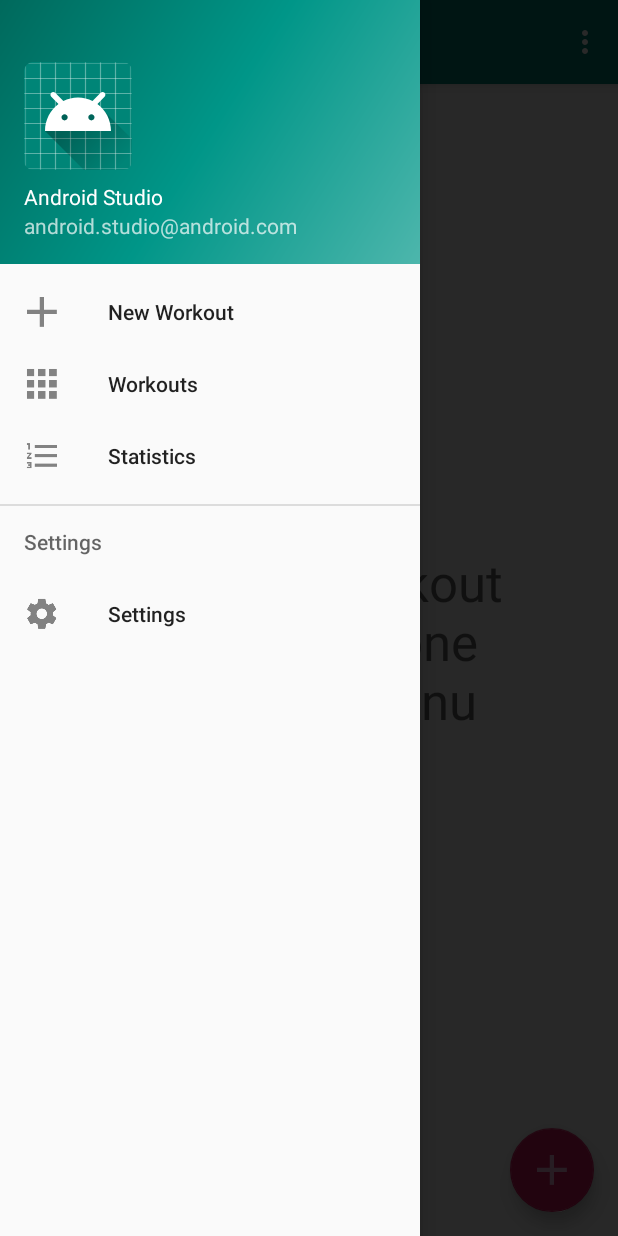
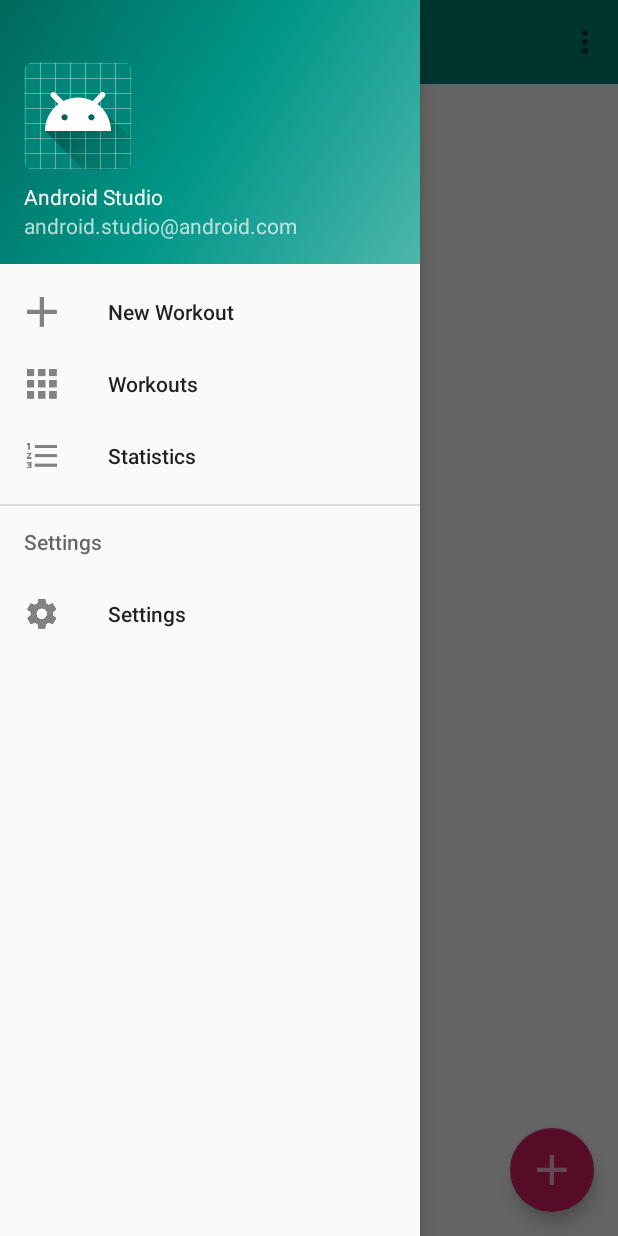
Before and after one commit to Dalyer/Amelioration, an Android app: the screen it shows after launch (NavigationActivity), with the side drawer open, on a phone screen of 412 x 824 dp. Run offline under Robolectric (Android 15) with nearby library versions, the phone set to English and light mode, and no system bars.

Commit message:
messed some stuff up

```diff
--- a/app/src/main/java/com/example/david/amelioration/NavigationActivity.java
+++ b/app/src/main/java/com/example/david/amelioration/NavigationActivity.java
@@ -91,12 +91,16 @@ public class NavigationActivity extends AppCompatActivity
                     getString(R.string.workouts_title), Toast.LENGTH_LONG);
             toast.show();
 
-            getSupportFragmentManager().beginTransaction()
-                    .replace(R.id.fragment_container, new ItemFragment()).commit();
+//            getSupportFragmentManager().beginTransaction()
+//                    .replace(R.id.fragment_container, new ItemFragment()).commit();
         } else if (id == R.id.nav_settings) {
             Toast toast = Toast.makeText(this,
                     getString(R.string.settings_title), Toast.LENGTH_LONG);
             toast.show();
+
+            //Open settings fragment
+            getSupportFragmentManager().beginTransaction()
+                    .replace(R.id.fragment_container, new SettingsFragment()).commit();
         } else if (id == R.id.nav_statistics) {
             Toast toast = Toast.makeText(this,
                     getString(R.string.statistics_title), Toast.LENGTH_LONG);
--- a/app/src/main/res/layout/activity_navigation.xml
+++ b/app/src/main/res/layout/activity_navigation.xml
@@ -13,17 +13,6 @@
         android:layout_width="match_parent"
         android:layout_height="match_parent" />
 
-    <LinearLayout
-        android:layout_width="match_parent"
-        android:layout_height="match_parent"
-        android:orientation="vertical">
-
-        <FrameLayout
-            android:layout_width="match_parent"
-            android:layout_height="match_parent"
-            android:id="@+id/fragment_container"/>
-    </LinearLayout>
-
     <android.support.design.widget.NavigationView
         android:id="@+id/nav_view"
         android:layout_width="wrap_content"
--- a/app/src/main/res/layout/app_bar_navigation.xml
+++ b/app/src/main/res/layout/app_bar_navigation.xml
@@ -6,11 +6,14 @@
     android:layout_height="match_parent"
     tools:context=".NavigationActivity">
 
-    <android.support.design.widget.AppBarLayout
+    <!--<android.support.design.widget.AppBarLayout-->
+        <!--android:layout_width="match_parent"-->
+        <!--android:layout_height="wrap_content"-->
+        <!--android:theme="@style/AppTheme.AppBarOverlay">-->
+    <LinearLayout
         android:layout_width="match_parent"
-        android:layout_height="wrap_content"
-        android:theme="@style/AppTheme.AppBarOverlay">
-
+        android:layout_height="match_parent"
+        android:orientation="vertical">
         <android.support.v7.widget.Toolbar
             android:id="@+id/toolbar"
             android:layout_width="match_parent"
@@ -18,9 +21,16 @@
             android:background="?attr/colorPrimary"
             app:popupTheme="@style/AppTheme.PopupOverlay" />
 
-    </android.support.design.widget.AppBarLayout>
+        <FrameLayout
+            android:id="@+id/fragment_container"
+            android:layout_width="match_parent"
+            android:layout_height="match_parent"/>
 
-    <include layout="@layout/content_navigation" />
+    </LinearLayout>
+
+    <!--</android.support.design.widget.AppBarLayout>-->
+
+    <!--<include layout="@layout/content_navigation" />-->
 
     <android.support.design.widget.FloatingActionButton
         android:id="@+id/fab"
--- a/app/src/main/res/layout/content_navigation.xml
+++ b/app/src/main/res/layout/content_navigation.xml
@@ -6,7 +6,9 @@
     android:layout_height="match_parent"
     app:layout_behavior="@string/appbar_scrolling_view_behavior"
     tools:context=".NavigationActivity"
+    android:id="@+id/content_layout"
     tools:showIn="@layout/app_bar_navigation">
+
 
     <TextView
         android:id="@+id/default_text_main"
@@ -23,4 +25,5 @@
         app:layout_constraintStart_toStartOf="parent"
         app:layout_constraintTop_toTopOf="parent" />
 
+
 </android.support.constraint.ConstraintLayout>
--- a/app/src/main/res/layout/fragment_settings.xml
+++ b/app/src/main/res/layout/fragment_settings.xml
@@ -3,6 +3,7 @@
     xmlns:tools="http://schemas.android.com/tools"
     android:layout_width="match_parent"
     android:layout_height="match_parent"
+    android:id="@+id/settings_frag_layout"
     tools:context=".SettingsFragment">
 
     <!-- TODO: Update blank fragment layout -->
```
